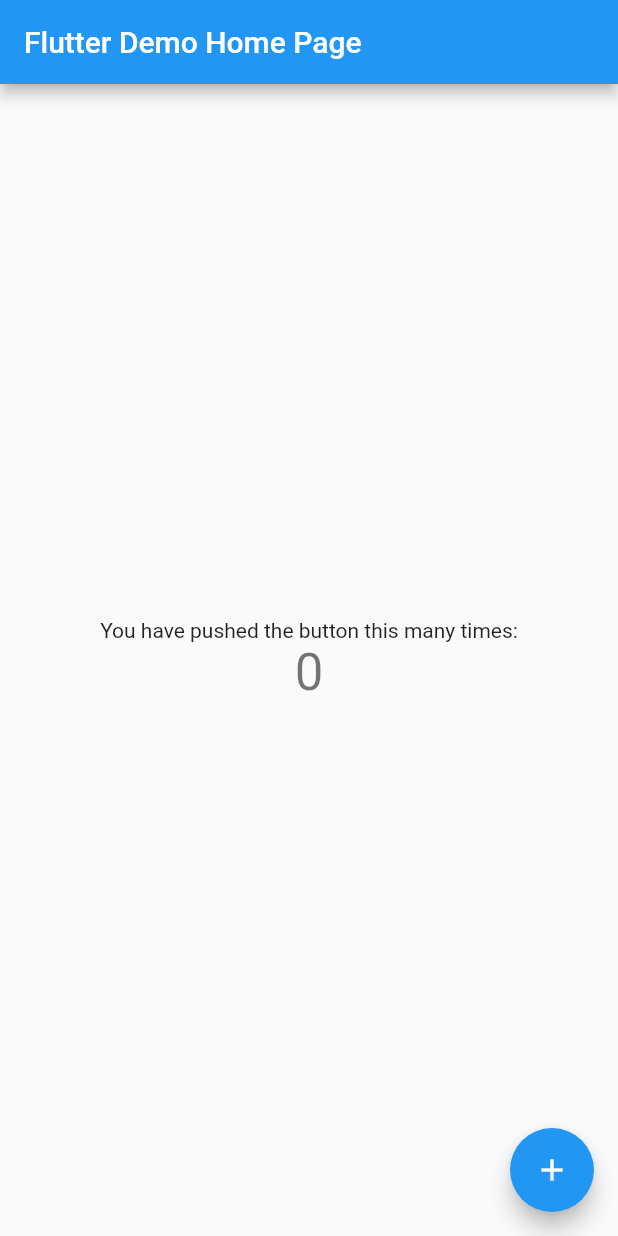
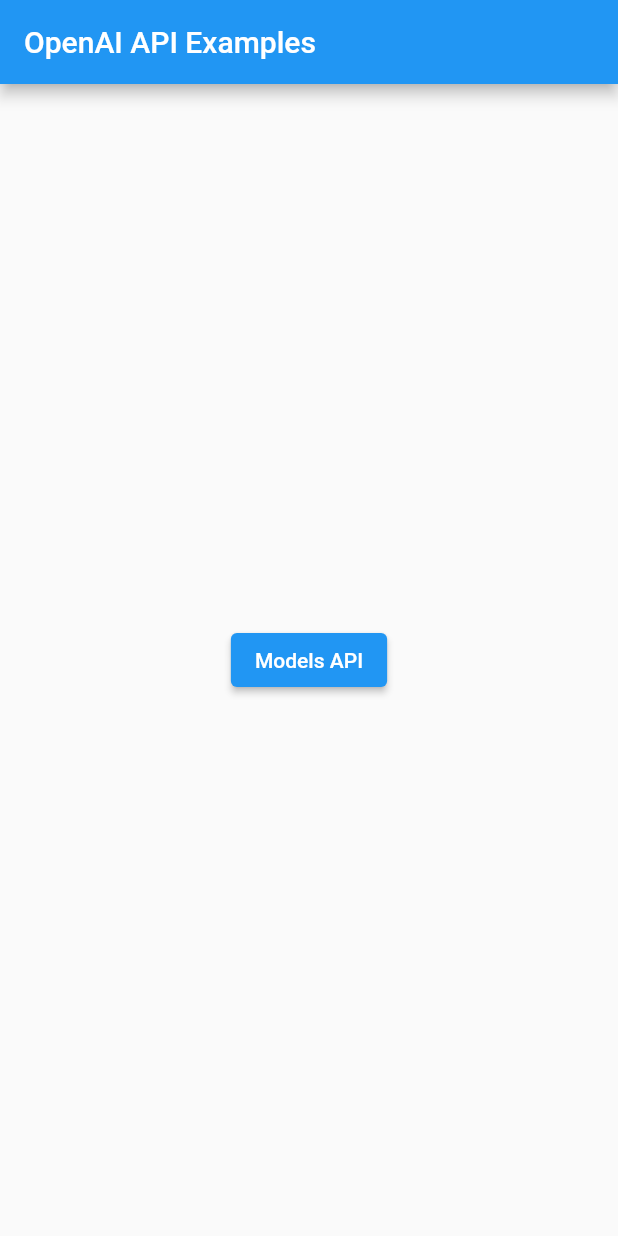
Before and after one commit to duynguyen250399/easy_openai, a Flutter app: the screen it shows after launch, on a phone screen of 412 x 824 dp. Run offline on Flutter 3.47's test engine with Material 2 defaults, Android fonts, the phone set to English and light mode, and no system bars; our stand-ins replace dio.

Commit message:
update example

```diff
--- /dev/null
+++ b/example/lib/app.dart
@@ -0,0 +1,50 @@
+import 'package:example/models_api/models_api_example.dart';
+import 'package:example/utils.dart';
+import 'package:flutter/material.dart';
+
+class ExampleApp extends StatelessWidget {
+  const ExampleApp({super.key});
+
+  @override
+  Widget build(BuildContext context) {
+    return MaterialApp(
+      debugShowCheckedModeBanner: false,
+      title: 'OpenAI API Example',
+      theme: ThemeData(
+        primarySwatch: Colors.blue,
+      ),
+      home: const MyHomePage(title: 'OpenAI API Examples'),
+    );
+  }
+}
+
+class MyHomePage extends StatefulWidget {
+  const MyHomePage({super.key, required this.title});
+
+  final String title;
+
+  @override
+  State<MyHomePage> createState() => _MyHomePageState();
+}
+
+class _MyHomePageState extends State<MyHomePage> {
+  @override
+  Widget build(BuildContext context) {
+    return Scaffold(
+      appBar: AppBar(
+        title: Text(widget.title),
+      ),
+      body: Center(
+        child: Column(
+          mainAxisAlignment: MainAxisAlignment.center,
+          children: [
+            ElevatedButton(
+              onPressed: () => push(context, const ModelsApiExample()),
+              child: const Text('Models API'),
+            ),
+          ],
+        ),
+      ),
+    );
+  }
+}
--- a/example/lib/main.dart
+++ b/example/lib/main.dart
@@ -1,115 +1,12 @@
+import 'package:easy_openai/easy_openai.dart';
+import 'package:example/app.dart';
 import 'package:flutter/material.dart';
 
 void main() {
-  runApp(const MyApp());
+  OpenAI.init(
+    apiKey: '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',
+    organizationId: 'org-fhnNbDV5Pfk8N5DC1SlLVe9K',
+  );
+
+  runApp(const ExampleApp());
 }
-
-class MyApp extends StatelessWidget {
-  const MyApp({super.key});
-
-  // This widget is the root of your application.
-  @override
-  Widget build(BuildContext context) {
-    return MaterialApp(
-      title: 'Flutter Demo',
-      theme: ThemeData(
-        // This is the theme of your application.
-        //
-        // Try running your application with "flutter run". You'll see the
-        // application has a blue toolbar. Then, without quitting the app, try
-        // changing the primarySwatch below to Colors.green and then invoke
-        // "hot reload" (press "r" in the console where you ran "flutter run",
-        // or simply save your changes to "hot reload" in a Flutter IDE).
-        // Notice that the counter didn't reset back to zero; the application
-        // is not restarted.
-        primarySwatch: Colors.blue,
-      ),
-      home: const MyHomePage(title: 'Flutter Demo Home Page'),
-    );
-  }
-}
-
-class MyHomePage extends StatefulWidget {
-  const MyHomePage({super.key, required this.title});
-
-  // This widget is the home page of your application. It is stateful, meaning
-  // that it has a State object (defined below) that contains fields that affect
-  // how it looks.
-
-  // This class is the configuration for the state. It holds the values (in this
-  // case the title) provided by the parent (in this case the App widget) and
-  // used by the build method of the State. Fields in a Widget subclass are
-  // always marked "final".
-
-  final String title;
-
-  @override
-  State<MyHomePage> createState() => _MyHomePageState();
-}
-
-class _MyHomePageState extends State<MyHomePage> {
-  int _counter = 0;
-
-  void _incrementCounter() {
-    setState(() {
-      // This call to setState tells the Flutter framework that something has
-      // changed in this State, which causes it to rerun the build method below
-      // so that the display can reflect the updated values. If we changed
-      // _counter without calling setState(), then the build method would not be
-      // called again, and so nothing would appear to happen.
-      _counter++;
-    });
-  }
-
-  @override
-  Widget build(BuildContext context) {
-    // This method is rerun every time setState is called, for instance as done
-    // by the _incrementCounter method above.
-    //
-    // The Flutter framework has been optimized to make rerunning build methods
-    // fast, so that you can just rebuild anything that needs updating rather
-    // than having to individually change instances of widgets.
-    return Scaffold(
-      appBar: AppBar(
-        // Here we take the value from the MyHomePage object that was created by
-        // the App.build method, and use it to set our appbar title.
-        title: Text(widget.title),
-      ),
-      body: Center(
-        // Center is a layout widget. It takes a single child and positions it
-        // in the middle of the parent.
-        child: Column(
-          // Column is also a layout widget. It takes a list of children and
-          // arranges them vertically. By default, it sizes itself to fit its
-          // children horizontally, and tries to be as tall as its parent.
-          //
-          // Invoke "debug painting" (press "p" in the console, choose the
-          // "Toggle Debug Paint" action from the Flutter Inspector in Android
-          // Studio, or the "Toggle Debug Paint" command in Visual Studio Code)
-          // to see the wireframe for each widget.
-          //
-          // Column has various properties to control how it sizes itself and
-          // how it positions its children. Here we use mainAxisAlignment to
-          // center the children vertically; the main axis here is the vertical
-          // axis because Columns are vertical (the cross axis would be
-          // horizontal).
-          mainAxisAlignment: MainAxisAlignment.center,
-          children: <Widget>[
-            const Text(
-              'You have pushed the button this many times:',
-            ),
-            Text(
-              '$_counter',
-              style: Theme.of(context).textTheme.headline4,
-            ),
-          ],
-        ),
-      ),
-      floatingActionButton: FloatingActionButton(
-        onPressed: _incrementCounter,
-        tooltip: 'Increment',
-        child: const Icon(Icons.add),
-      ), // This trailing comma makes auto-formatting nicer for build methods.
-    );
-  }
-}
--- a/lib/src/apis/models_api/api.dart
+++ b/lib/src/apis/models_api/api.dart
@@ -6,12 +6,12 @@ export 'models/ai_model.dart';
 export 'models/ai_model_permission.dart';
 
 class ModelsApi extends BaseApi {
-  ModelsApi() : super();
+  ModelsApi();
 
   Future<List<AIModel>> all({
     int version = 1,
   }) async {
-    final response = await httpGet('/$version/models');
+    final response = await httpGet('/v$version/models');
 
     final list =
         response.data['data'] is List ? response.data['data'] as List : [];
@@ -23,7 +23,7 @@ class ModelsApi extends BaseApi {
     int version = 1,
     required String id,
   }) async {
-    final response = await httpGet('/$version/models/$id');
+    final response = await httpGet('/v$version/models/$id');
 
     final json = response.data is Map
         ? response.data as Map<String, dynamic>
```
Also changed, not shown: example/lib/models_api/models_api_example.dart (added, +59 -0 lines), example/lib/utils.dart (added, +9 -0 lines), example/pubspec.yaml (+4 -51 lines), example/pubspec.lock, 1 other file.
